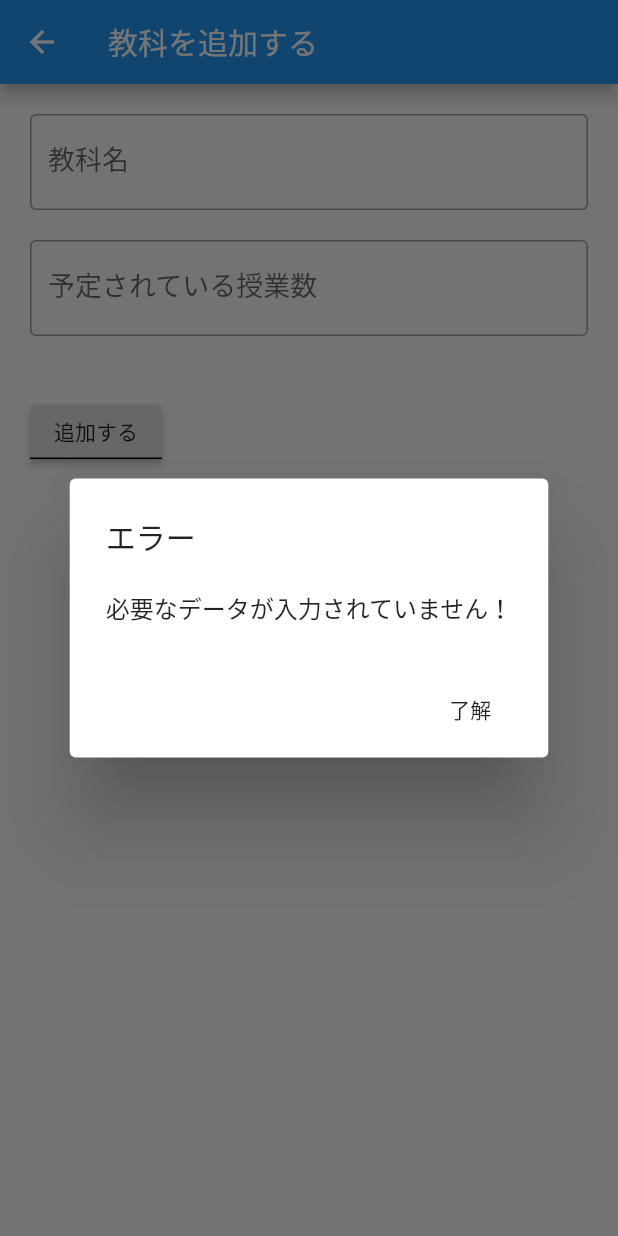
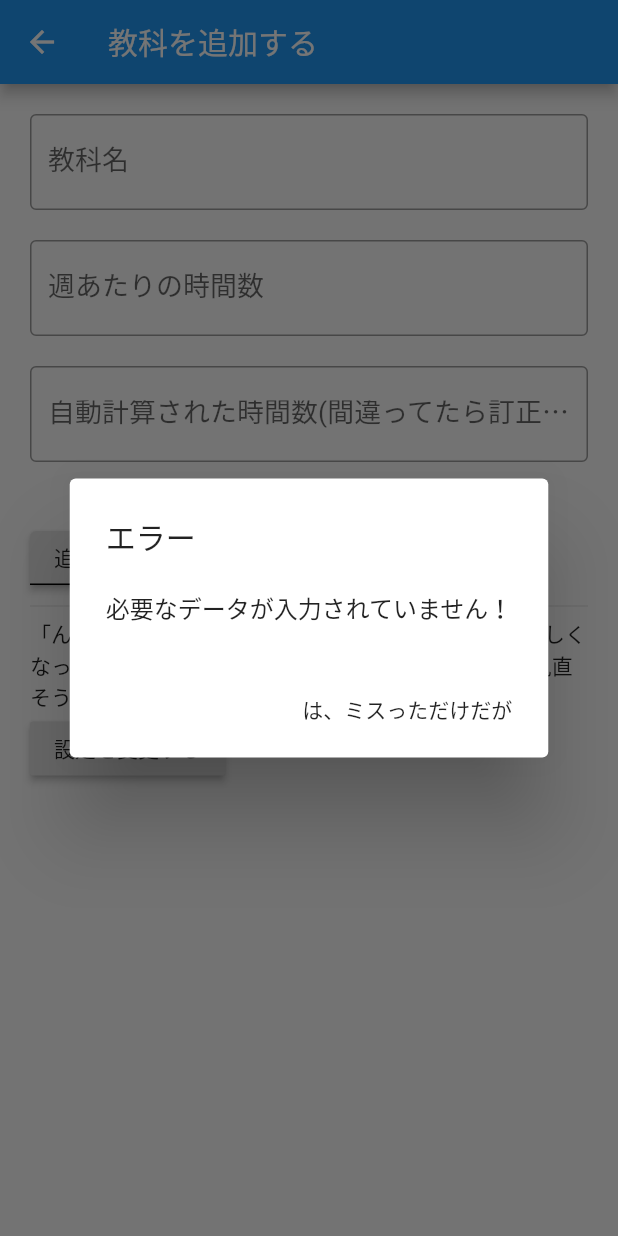
Before and after one commit to approvers/gakkouike, a Flutter app: the SubjectAdder screen opened directly, after a tap on "追加する", on a phone screen of 412 x 824 dp. Run offline on Flutter 3.47's test engine with Material 2 defaults, Android fonts, the phone set to English and light mode, and no system bars; our stand-ins replace shared_preferences, table_calendar; accounts and stored records are empty.

Commit message:
†追加† 週ごとの時間数を入力するだけで自動で計算できるようになった

```diff
--- a/lib/data_manager/subject_adder.dart
+++ b/lib/data_manager/subject_adder.dart
@@ -1,27 +1,39 @@
 import 'package:flutter/material.dart';
+import 'package:gakkouike/config/config.dart';
 import 'package:gakkouike/data_manager/subject_pref_util.dart';
 
 import '../custom_types/subject.dart';
 
-class SubjectAdder extends StatelessWidget{
+class SubjectAdder extends StatefulWidget {
 
   final int index;
   final Subject subject;
 
   // TODO: SubjectPreferenceUtilにキャッシュ機能をもたせるなどして
   //       このクソみたいなコンストラクタをどうにかする
-  SubjectAdder({Key key, this.subject, this.index=-1});
+  SubjectAdder({Key key, this.subject, this.index = -1});
+  @override
+  State<StatefulWidget> createState() => _SubjectAdderState(this.subject);
+}
+
+class _SubjectAdderState extends State<SubjectAdder>{
+
+  final nameTextController = new TextEditingController();
+  final numberTextController = new TextEditingController();
+  final calcedTextController = new TextEditingController();
+
+  Color calcErrOccurred = Colors.black;
+
+  _SubjectAdderState(Subject subject){
+    if(subject != null){
+      nameTextController.text = subject.name;
+      // TODO: numberTextController、どうにかしたほうがいいかも?? (強い必要性はないとは思ふ)
+      calcedTextController.text = subject.scheduledClassNum.toString();
+    }
+  }
 
   @override
   Widget build(BuildContext context) {
-
-    final nameTextController = new TextEditingController();
-    final numberTextController = new TextEditingController();
-
-    if(index >= 0){
-      nameTextController.text = this.subject.name;
-      numberTextController.text = this.subject.scheduledClassNum.toString();
-    }
 
     return Scaffold(
       appBar: AppBar(title: Text("教科を追加する"),),
@@ -46,10 +58,44 @@ class SubjectAdder extends StatelessWidget{
               decoration: InputDecoration(
                 border: OutlineInputBorder(),
                 labelStyle: TextStyle(fontSize: 18),
-                labelText: "予定されている授業数",
-                hintText: "数字で入力をしましょう"
+                labelText: "週あたりの時間数",
+                hintText: "1週間に授業が何回あるか教えてください"
               ),
               controller: numberTextController,
+              onChanged: (chg) async {
+                String numCalcedStr = "";
+                if(int.tryParse(chg) == null){
+                  numCalcedStr = "授業数、数字ではない";
+                  setState(() {calcErrOccurred = Colors.red;});
+                } else {
+                  int calculated = await Subject.calcClassesFromWeek(int.parse(chg));
+                  numCalcedStr = calculated.toString();
+                  setState(() {calcErrOccurred = Colors.black;});
+                }
+                calcedTextController.text = numCalcedStr;
+              },
+            ),
+            Container(
+                margin: EdgeInsets.all(10)
+            ),
+            TextField(
+              decoration: InputDecoration(
+                  border: OutlineInputBorder(),
+                  labelStyle: TextStyle(fontSize: 18),
+                  labelText: "自動計算された時間数(間違ってたら訂正してください)",
+                  hintText: "↑を入力すると自動計算します  天才ですまん"
+              ),
+              style: TextStyle(
+                  // TODO: 次のFlutterアプデで使えるようになります
+                  // color: calcErrOccurred
+              ),
+              controller: calcedTextController,
+              onChanged: (chg) {
+                setState(() {
+                  // TODO: 次のFlutterアプデで使えるようになります
+                  // calcErrOccurred = (int.tryParse(calcedTextController.text) == null ? Colors.red : Colors.black);
+                });
+              },
             ),
             Container(
               margin: EdgeInsets.all(20)
@@ -59,7 +105,7 @@ class SubjectAdder extends StatelessWidget{
               shape: UnderlineInputBorder(),
               // ignore: missing_return
               onPressed: () async {
-                if(nameTextController.text == "" || numberTextController.text == ""){
+                if(nameTextController.text == "" || calcedTextController.text == ""){
                   return showDialog(
                     context: context,
                     builder: (_) {
@@ -68,7 +114,7 @@ class SubjectAdder extends StatelessWidget{
                         content: Text("必要なデータが入力されていません！"),
                         actions: <Widget>[
                           FlatButton(
-                            child: Text("了解"),
+                            child: Text("は、ミスっただけだが"),
                             onPressed: () => Navigator.pop(context),
                           )
                         ],
@@ -76,16 +122,16 @@ class SubjectAdder extends StatelessWidget{
                     }
                   );
                 }
-                if(int.tryParse(numberTextController.text) == null) {
+                if(int.tryParse(calcedTextController.text) == null) {
                   return showDialog(
                     context: context,
                     builder: (_) {
                       return AlertDialog(
-                        title: Text("エラー"),
-                        content: Text("予定されている授業数に数値以外の何かが入力されています！"),
+                        title: Text("私にはその授業数が読めません！"),
+                        content: Text("一般的に数字として定義されている文字を使用してください"),
                         actions: <Widget>[
                           FlatButton(
-                            child: Text("了解"),
+                            child: Text("は、ミスっただけだが"),
                             onPressed: () => Navigator.pop(context),
                           )
                         ],
@@ -96,24 +142,24 @@ class SubjectAdder extends StatelessWidget{
 
                 Subject generated = new Subject(
                     name: nameTextController.text,
-                    absenceDates: (index >= 0 ? subject.absenceDates : []),
-                    scheduledClassNum: int.parse(numberTextController.text)
+                    absenceDates: (widget.index >= 0 ? widget.subject.absenceDates : []),
+                    scheduledClassNum: int.parse(calcedTextController.text)
                 );
 
-                if(index >= 0){
+                if(widget.index >= 0){
 
                   bool continues = false;
                   // 欠課数が新しい授業数を超えてる(そんなことあってたまるか!)
-                  if(this.subject.absenceDates.length > int.parse(numberTextController.text)){
+                  if(this.widget.subject.absenceDates.length > int.parse(calcedTextController.text)){
                     await showDialog(
                       context: context,
                       builder: (BuildContext context){
                         return AlertDialog(
                           title: Text("やばくね?"),
                           content: Text(
-                            "あなた${this.subject.absenceDates.length}回欠課されてるんですけど、"
-                            "新しく設定されようとしてる授業数が${int.parse(numberTextController.text)}回なんですよ\n"
-                            "授業数を${this.subject.absenceDates.length}回にしてもいいですか?",
+                            "あなた${this.widget.subject.absenceDates.length}回欠課されてるんですけど、"
+                            "新しく設定されようとしてる授業数が${int.parse(calcedTextController.text)}回なんですよ\n"
+                            "授業数を${this.widget.subject.absenceDates.length}回にしてもいいですか?",
                             style: TextStyle(fontSize: 15),
                           ),
                           actions: <Widget>[
@@ -126,7 +172,7 @@ class SubjectAdder extends StatelessWidget{
                             FlatButton(
                               child: Text("いいっすよ"),
                               onPressed: (){
-                                generated.scheduledClassNum = this.subject.absenceDates.length;
+                                generated.scheduledClassNum = this.widget.subject.absenceDates.length;
                                 continues = true;
                                 Navigator.pop(context);
                               },
@@ -141,7 +187,7 @@ class SubjectAdder extends StatelessWidget{
                   }
 
                   List<Subject> subjectList = await SubjectPreferenceUtil.getSubjectListFromPref();
-                  subjectList[index] = generated;
+                  subjectList[widget.index] = generated;
                   await SubjectPreferenceUtil.saveSubjectList(subjectList);
                   Navigator.pop(context);
                 } else {
@@ -150,7 +196,33 @@ class SubjectAdder extends StatelessWidget{
                 }
 
               }
-            )
+            ),
+            Divider(),
+            Text("「ん？計算結果がおかしいぞ?」と思ったら設定がおかしくなっている可能性があります。"
+                 "下のボタンから設定を見直そうね"),
+            RaisedButton(
+              child: Text("設定を変更する"),
+              onPressed: () {
+                Navigator.of(context).push(
+                  new MaterialPageRoute(
+                      builder: (BuildContext context) => new ConfigRootView()
+                  )
+                ).then(
+                  (_) async {
+                    String numCalcedStr = "";
+                    if(int.tryParse(numberTextController.text) == null){
+                      numCalcedStr = "授業数、数字ではない";
+                      setState(() {calcErrOccurred = Colors.red;});
+                    } else {
+                      int calculated = await Subject.calcClassesFromWeek(int.parse(numberTextController.text));
+                      numCalcedStr = calculated.toString();
+                      setState(() {calcErrOccurred = Colors.black;});
+                    }
+                    calcedTextController.text = numCalcedStr;
+                  },
+                );
+              },
+            ),
           ],
         ),
       ),
```
Also changed, not shown: lib/custom_types/subject.dart (+17 -0 lines).
